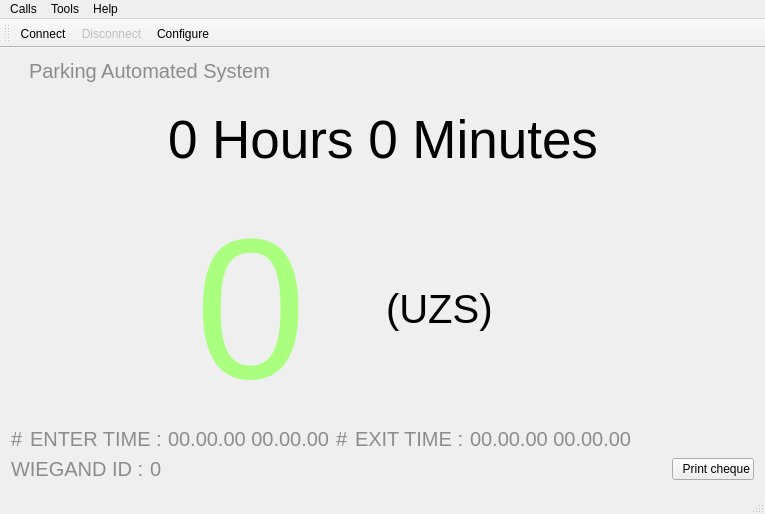
Before: the Qt Designer form RpiClient/mainwindow.ui in Baxulio/ParkingAS, drawn with Qt 5.
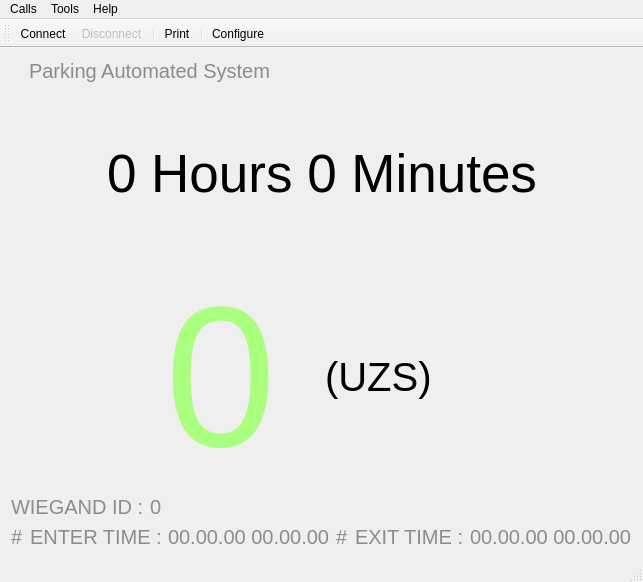
After: the same form once the commit is applied. Icons and pictures are not drawn.

Commit message: added print support

The edit to the form file:
```diff
--- a/RpiClient/mainwindow.ui
+++ b/RpiClient/mainwindow.ui
@@ -6,8 +6,8 @@
    <rect>
     <x>0</x>
     <y>0</y>
-    <width>765</width>
-    <height>514</height>
+    <width>643</width>
+    <height>582</height>
    </rect>
   </property>
   <property name="windowTitle">
@@ -211,6 +211,53 @@
       </item>
      </layout>
     </item>
+    <item>
+     <layout class="QHBoxLayout" name="horizontalLayout_7">
+      <item>
+       <widget class="QLabel" name="label">
+        <property name="font">
+         <font>
+          <pointsize>15</pointsize>
+         </font>
+        </property>
+        <property name="styleSheet">
+         <string notr="true">color: rgb(140, 140, 140);</string>
+        </property>
+        <property name="text">
+         <string>WIEGAND ID :</string>
+        </property>
+       </widget>
+      </item>
+      <item>
+       <widget class="QLabel" name="wiegand_label">
+        <property name="font">
+         <font>
+          <pointsize>15</pointsize>
+         </font>
+        </property>
+        <property name="styleSheet">
+         <string notr="true">color: rgb(140, 140, 140);</string>
+        </property>
+        <property name="text">
+         <string>0</string>
+        </property>
+       </widget>
+      </item>
+      <item>
+       <spacer name="horizontalSpacer_7">
+        <property name="orientation">
+         <enum>Qt::Horizontal</enum>
+        </property>
+        <property name="sizeHint" stdset="0">
+         <size>
+          <width>40</width>
+          <height>20</height>
+         </size>
+        </property>
+       </spacer>
+      </item>
+     </layout>
+    </item>
     <item>
      <layout class="QHBoxLayout" name="horizontalLayout">
       <item>
@@ -332,70 +379,6 @@
       </item>
      </layout>
     </item>
-    <item>
-     <layout class="QHBoxLayout" name="horizontalLayout_7">
-      <item>
-       <widget class="QLabel" name="label">
-        <property name="font">
-         <font>
-          <pointsize>15</pointsize>
-         </font>
-        </property>
-        <property name="styleSheet">
-         <string notr="true">color: rgb(140, 140, 140);</string>
-        </property>
-        <property name="text">
-         <string>WIEGAND ID :</string>
-        </property>
-       </widget>
-      </item>
-      <item>
-       <widget class="QLabel" name="wiegand_label">
-        <property name="font">
-         <font>
-          <pointsize>15</pointsize>
-         </font>
-        </property>
-        <property name="styleSheet">
-         <string notr="true">color: rgb(140, 140, 140);</string>
-        </property>
-        <property name="text">
-         <string>0</string>
-        </property>
-       </widget>
-      </item>
-      <item>
-       <spacer name="horizontalSpacer_7">
-        <property name="orientation">
-         <enum>Qt::Horizontal</enum>
-        </property>
-        <property name="sizeHint" stdset="0">
-         <size>
-          <width>40</width>
-          <height>20</height>
-         </size>
-        </property>
-       </spacer>
-      </item>
-      <item>
-       <widget class="QPushButton" name="print_button">
-        <property name="text">
-         <string>  Print cheque</string>
-        </property>
-        <property name="icon">
-         <iconset resource="rpiclientresources.qrc">
-          <normaloff>:/images/Cheque.png</normaloff>:/images/Cheque.png</iconset>
-        </property>
-        <property name="iconSize">
-         <size>
-          <width>32</width>
-          <height>32</height>
-         </size>
-        </property>
-       </widget>
-      </item>
-     </layout>
-    </item>
    </layout>
   </widget>
   <widget class="QMenuBar" name="menuBar">
@@ -403,8 +386,8 @@
     <rect>
      <x>0</x>
      <y>0</y>
-     <width>765</width>
-     <height>19</height>
+     <width>643</width>
+     <height>21</height>
     </rect>
    </property>
    <widget class="QMenu" name="menuCalls">
@@ -441,6 +424,9 @@
    </attribute>
    <addaction name="actionConnect"/>
    <addaction name="actionDisconnect"/>
+   <addaction name="separator"/>
+   <addaction name="actionPrint"/>
+   <addaction name="separator"/>
    <addaction name="actionConfigure"/>
   </widget>
   <widget class="QStatusBar" name="statusBar"/>
@@ -506,7 +492,24 @@
   </action>
   <action name="actionAbout">
    <property name="text">
-    <string>About</string>
+    <string>&amp;About</string>
+   </property>
+  </action>
+  <action name="actionPrint">
+   <property name="icon">
+    <iconset resource="rpiclientresources.qrc">
+     <normaloff>:/images/Cheque.png</normaloff>:/images/Cheque.png</iconset>
+   </property>
+   <property name="text">
+    <string>&amp;Print</string>
+   </property>
+   <property name="toolTip">
+    <string>Prints cheque</string>
+   </property>
+  </action>
+  <action name="actionPrinterSettings">
+   <property name="text">
+    <string>P&amp;rinter Settings</string>
    </property>
   </action>
  </widget>
```
Left out of the diff: 3 changed lines with no effect on the pictures. The commit also changes 5 other files.
